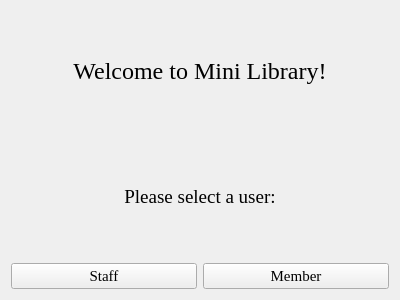
Qt form WelcomePage/welcome_page.ui (preeti-valunjkar/LibraryManagement) before a commit.
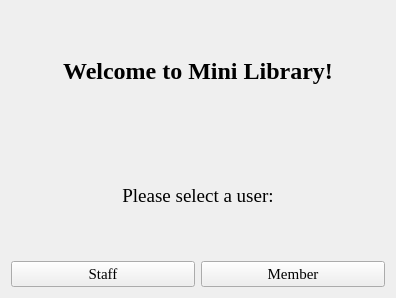
The same form after that commit.

```diff
--- a/WelcomePage/welcome_page.ui
+++ b/WelcomePage/welcome_page.ui
@@ -6,8 +6,8 @@
    <rect>
     <x>0</x>
     <y>0</y>
-    <width>400</width>
-    <height>300</height>
+    <width>396</width>
+    <height>298</height>
    </rect>
   </property>
   <property name="font">
@@ -28,10 +28,13 @@
       <font>
        <family>Georgia</family>
        <pointsize>18</pointsize>
-       <weight>50</weight>
-       <bold>false</bold>
+       <weight>75</weight>
+       <bold>true</bold>
       </font>
      </property>
+     <property name="styleSheet">
+      <string notr="true"/>
+     </property>
      <property name="text">
       <string>Welcome to Mini Library!</string>
      </property>
```
Left out of the diff: 2 changed lines with no effect on the pictures.
